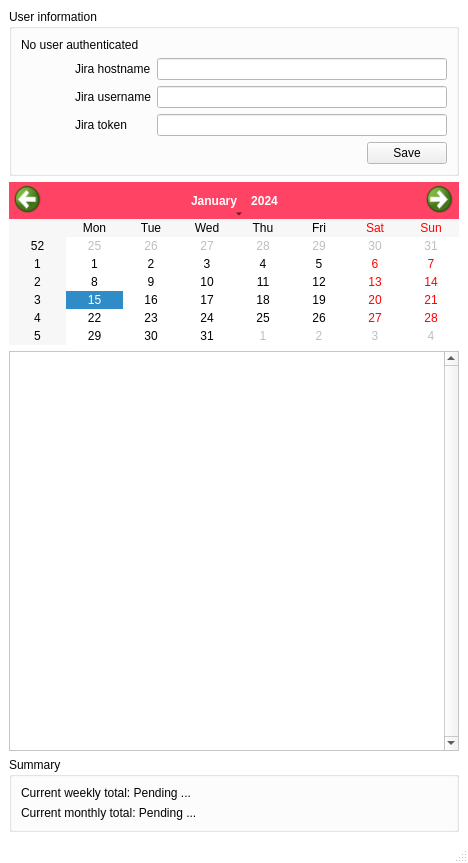
This is mainwindow.ui in llob/kronos as Qt 5 draws it before an edit. The edited form follows.
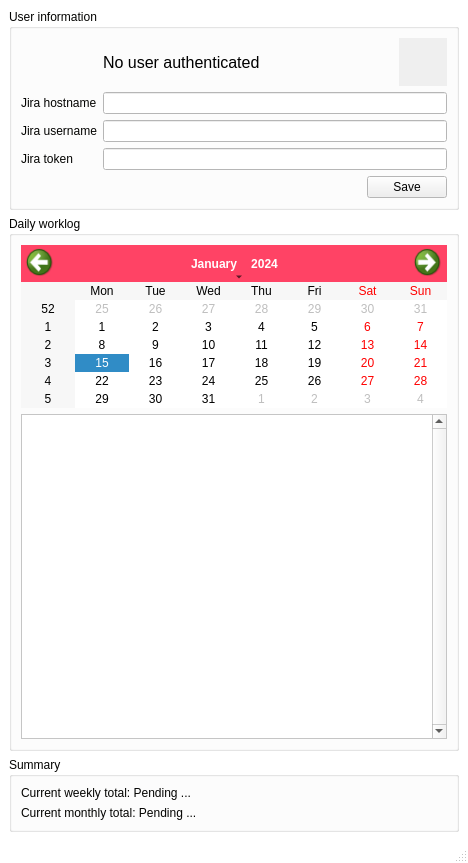
This is the edited form. Icons and pictures are not drawn.

Commit message: Support expand/collape of credentials. Closes #23

Patch:
```diff
--- a/mainwindow.ui
+++ b/mainwindow.ui
@@ -132,25 +132,90 @@
    <string/>
   </property>
   <widget class="QWidget" name="centralwidget">
-   <layout class="QVBoxLayout" name="verticalLayout_2" stretch="1,2,8,1">
+   <layout class="QVBoxLayout" name="verticalLayout_2" stretch="0,10,1">
     <item>
      <widget class="QGroupBox" name="userInformationGroupBox">
       <property name="title">
        <string>User information</string>
       </property>
-      <layout class="QVBoxLayout" name="verticalLayout">
+      <layout class="QGridLayout" name="gridLayout">
+       <property name="leftMargin">
+        <number>9</number>
+       </property>
+       <item row="0" column="0">
+        <layout class="QGridLayout" name="credentialsGridLayout">
+         <item row="2" column="1">
+          <widget class="QLineEdit" name="jiraUsernameLineEdit"/>
+         </item>
+         <item row="0" column="1">
+          <layout class="QHBoxLayout" name="horizontalLayout_3">
        <item>
         <widget class="QLabel" name="jiraDisplayNameLabel">
+             <property name="styleSheet">
+              <string notr="true">QLabel { font-size: 16px; }</string>
+             </property>
          <property name="text">
           <string>No user authenticated</string>
          </property>
         </widget>
        </item>
        <item>
-        <layout class="QHBoxLayout" name="horizontalLayout_2">
+            <spacer name="horizontalSpacer_2">
+             <property name="orientation">
+              <enum>Qt::Horizontal</enum>
+             </property>
+             <property name="sizeHint" stdset="0">
+              <size>
+               <width>40</width>
+               <height>20</height>
+              </size>
+             </property>
+            </spacer>
+           </item>
          <item>
-          <layout class="QVBoxLayout" name="verticalLayout_3">
-           <item>
+            <widget class="QPushButton" name="toggleVisibilityPushButton">
+             <property name="sizePolicy">
+              <sizepolicy hsizetype="Fixed" vsizetype="Fixed">
+               <horstretch>0</horstretch>
+               <verstretch>0</verstretch>
+              </sizepolicy>
+             </property>
+             <property name="minimumSize">
+              <size>
+               <width>48</width>
+               <height>48</height>
+              </size>
+             </property>
+             <property name="autoFillBackground">
+              <bool>true</bool>
+             </property>
+             <property name="text">
+              <string/>
+             </property>
+             <property name="checkable">
+              <bool>false</bool>
+             </property>
+             <property name="checked">
+              <bool>false</bool>
+             </property>
+             <property name="flat">
+              <bool>true</bool>
+             </property>
+            </widget>
+           </item>
+          </layout>
+         </item>
+         <item row="1" column="1">
+          <widget class="QLineEdit" name="jiraHostnameLineEdit"/>
+         </item>
+         <item row="2" column="0">
+          <widget class="QLabel" name="jiraUsernameLabel">
+           <property name="text">
+            <string>Jira username</string>
+           </property>
+          </widget>
+         </item>
+         <item row="0" column="0">
             <widget class="QLabel" name="avatarLabel">
              <property name="minimumSize">
               <size>
@@ -175,49 +240,12 @@
              </property>
             </widget>
            </item>
-           <item>
-            <spacer name="verticalSpacer">
-             <property name="orientation">
-              <enum>Qt::Vertical</enum>
-             </property>
-             <property name="sizeHint" stdset="0">
-              <size>
-               <width>20</width>
-               <height>40</height>
-              </size>
-             </property>
-            </spacer>
-           </item>
-          </layout>
-         </item>
-         <item>
-          <layout class="QGridLayout" name="gridLayout">
-           <item row="1" column="1">
-            <widget class="QLineEdit" name="jiraUsernameLineEdit"/>
-           </item>
-           <item row="5" column="1">
-            <layout class="QHBoxLayout" name="horizontalLayout">
-             <item>
-              <spacer name="horizontalSpacer">
-               <property name="orientation">
-                <enum>Qt::Horizontal</enum>
-               </property>
-               <property name="sizeHint" stdset="0">
-                <size>
-                 <width>40</width>
-                 <height>20</height>
-                </size>
-               </property>
-              </spacer>
-             </item>
-             <item>
-              <widget class="QPushButton" name="savePushButton">
+         <item row="1" column="0">
+          <widget class="QLabel" name="jiraHostnameLabel">
                <property name="text">
-                <string>Save</string>
-               </property>
-              </widget>
-             </item>
-            </layout>
+            <string>Jira hostname</string>
+           </property>
+          </widget>
            </item>
            <item row="3" column="1">
             <widget class="QLineEdit" name="jiraTokenLineEdit">
@@ -233,23 +261,28 @@
              </property>
             </widget>
            </item>
-           <item row="1" column="0">
-            <widget class="QLabel" name="jiraUsernameLabel">
-             <property name="text">
-              <string>Jira username</string>
+         <item row="4" column="1">
+          <layout class="QHBoxLayout" name="horizontalLayout">
+           <item>
+            <spacer name="saveButtonHorizontalSpacer">
+             <property name="orientation">
+              <enum>Qt::Horizontal</enum>
              </property>
-            </widget>
+             <property name="sizeHint" stdset="0">
+              <size>
+               <width>40</width>
+               <height>20</height>
+              </size>
+             </property>
+            </spacer>
            </item>
-           <item row="0" column="0">
-            <widget class="QLabel" name="label">
+           <item>
+            <widget class="QPushButton" name="savePushButton">
              <property name="text">
-              <string>Jira hostname</string>
+              <string>Save</string>
              </property>
             </widget>
            </item>
-           <item row="0" column="1">
-            <widget class="QLineEdit" name="jiraHostnameLineEdit"/>
-           </item>
           </layout>
          </item>
         </layout>
@@ -257,6 +290,12 @@
       </layout>
      </widget>
     </item>
+    <item>
+     <widget class="QGroupBox" name="dailyWorklogGroupBox">
+      <property name="title">
+       <string>Daily worklog</string>
+      </property>
+      <layout class="QVBoxLayout" name="verticalLayout_3" stretch="1,2">
     <item>
      <widget class="QCalendarWidget" name="calendarWidget">
       <property name="styleSheet">
@@ -291,13 +330,16 @@
         <rect>
          <x>0</x>
          <y>0</y>
-         <width>431</width>
-         <height>363</height>
+            <width>411</width>
+            <height>295</height>
         </rect>
        </property>
       </widget>
      </widget>
     </item>
+      </layout>
+     </widget>
+    </item>
     <item>
      <widget class="QGroupBox" name="groupBox_2">
       <property name="title">
```
Left out of the diff: 4 changed lines with no effect on the pictures. Lines whose indentation alone changed are shown as unchanged. The commit also changes 10 other files.
